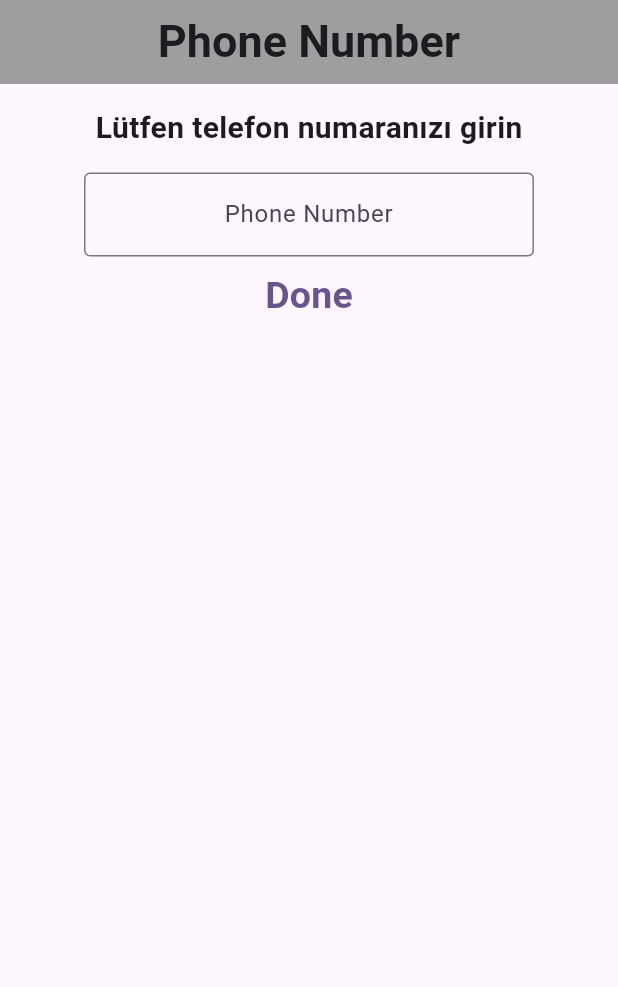
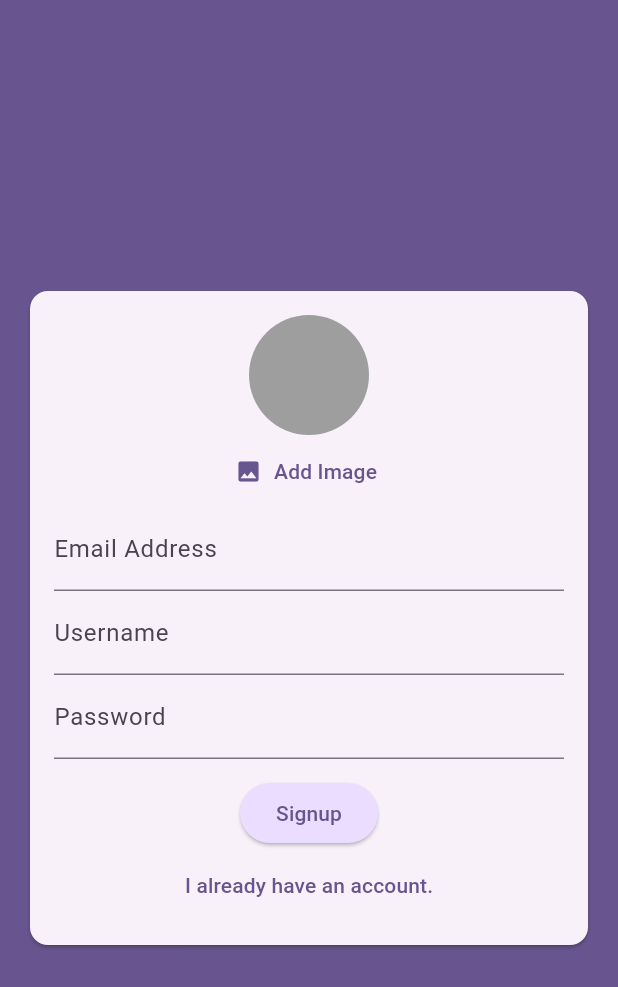
Before and after one commit to EgemenArda/whatsapp, a Flutter app: the screen it shows after launch, on a phone screen of 412 x 824 dp. Shown: the top 987 px of the screen. Run offline on Flutter 3.47's test engine with Material 2 defaults, Android fonts, the phone set to English and light mode, and no system bars; our stand-ins replace firebase_auth, firebase_core, image_picker; accounts and stored records are empty.

Commit message:
register page added

```diff
--- a/lib/main.dart
+++ b/lib/main.dart
@@ -4,6 +4,7 @@ import 'package:provider/provider.dart';
 import 'package:whatsapp/firebase_options.dart';
 import 'package:whatsapp/providers/AuthProvider.dart';
 import 'package:whatsapp/screens/LoginScreen.dart';
+import 'package:whatsapp/screens/RegisterScreen.dart';
 
 void main() async {
   WidgetsFlutterBinding.ensureInitialized();
@@ -31,7 +32,7 @@ class MyApp extends StatelessWidget {
         colorScheme: ColorScheme.fromSeed(seedColor: Colors.deepPurple),
         useMaterial3: true,
       ),
-      home: LoginScreen(),
+      home: AuthScreen(),
     );
   }
 }
--- a/lib/providers/AuthProvider.dart
+++ b/lib/providers/AuthProvider.dart
@@ -1,10 +1,18 @@
+import 'dart:io';
+
 import 'package:firebase_auth/firebase_auth.dart';
 import 'package:flutter/material.dart';
 
 class AuthProvider extends ChangeNotifier {
   final _firebase = FirebaseAuth.instance;
   TextEditingController phoneController = TextEditingController();
-
+  final formKey = GlobalKey<FormState>();
+  var isLogin = true;
+  var isAuthenticating = false;
+  var enteredEmail = '';
+  var enteredPassword = '';
+  var enteredUsername = '';
+  File? selectedImage;
   void verifyNumber() async {
     final userCredential = await _firebase.verifyPhoneNumber(
       phoneNumber: phoneController.text,
--- a/lib/screens/LoginScreen.dart
+++ b/lib/screens/LoginScreen.dart
@@ -1,92 +1,92 @@
-import 'package:flutter/material.dart';
-import 'package:flutter/services.dart';
-import 'package:flutter_multi_formatter/flutter_multi_formatter.dart';
-import 'package:provider/provider.dart';
-import 'package:whatsapp/providers/AuthProvider.dart';
-import 'package:whatsapp/screens/VerificationScreen.dart';
+// import 'package:flutter/material.dart';
+// import 'package:flutter/services.dart';
+// import 'package:flutter_multi_formatter/flutter_multi_formatter.dart';
+// import 'package:provider/provider.dart';
+// import 'package:whatsapp/providers/AuthProvider.dart';
+// import 'package:whatsapp/screens/VerificationScreen.dart';
 
-class LoginScreen extends StatefulWidget {
-  const LoginScreen({super.key});
+// class LoginScreen extends StatefulWidget {
+//   const LoginScreen({super.key});
 
-  @override
-  State<LoginScreen> createState() => _LoginScreenState();
-}
+//   @override
+//   State<LoginScreen> createState() => _LoginScreenState();
+// }
 
-class _LoginScreenState extends State<LoginScreen> {
-  @override
-  Widget build(BuildContext context) {
-    return Scaffold(
-      appBar: AppBar(
-        backgroundColor: Colors.grey,
-        centerTitle: true,
-        leading: null,
-        title: const Text(
-          'Phone Number',
-          style: TextStyle(
-            fontWeight: FontWeight.bold,
-            fontSize: 30,
-          ),
-        ),
-      ),
-      body: Consumer<AuthProvider>(builder: (context, provider, child) {
-        return Center(
-          child: Column(
-            mainAxisAlignment: MainAxisAlignment.start,
-            children: [
-              const SizedBox(height: 15),
-              const Text(
-                'Lütfen telefon numaranızı girin',
-                style: TextStyle(
-                  fontSize: 20,
-                  fontWeight: FontWeight.bold,
-                ),
-              ),
-              const SizedBox(height: 15),
-              SizedBox(
-                width: 300,
-                child: TextFormField(
-                  autovalidateMode: AutovalidateMode.onUserInteraction,
-                  controller: provider.phoneController,
-                  autocorrect: false,
-                  inputFormatters: <TextInputFormatter>[
-                    FilteringTextInputFormatter.digitsOnly,
-                    PhoneInputFormatter(),
-                  ],
-                  keyboardType: TextInputType.phone,
-                  validator: (value) {
-                    if (value == null || value.trim().length != 16) {
-                      return 'Please enter a valid phone number';
-                    }
-                    return null;
-                  },
-                  textCapitalization: TextCapitalization.none,
-                  textAlign: TextAlign.center,
-                  decoration: const InputDecoration(
-                    hintText: 'Phone Number',
-                    border: OutlineInputBorder(),
-                  ),
-                ),
-              ),
-              TextButton(
-                onPressed: () {
-                  provider.verifyNumber();
-                  // if (provider.phoneController.text.length == 16) {
-                  //   Navigator.of(context).push(MaterialPageRoute(
-                  //       builder: (context) => const VerificationScreen()));
-                  // }
-                },
-                child: const Text(
-                  'Done',
-                  style: TextStyle(
-                    fontSize: 25,
-                    fontWeight: FontWeight.bold,
-                  ),
-                ),
-              )
-            ],
-          ),
-        );
-      }),
-    );
-  }
-}
+// class _LoginScreenState extends State<LoginScreen> {
+//   @override
+//   Widget build(BuildContext context) {
+//     return Scaffold(
+//       appBar: AppBar(
+//         backgroundColor: Colors.grey,
+//         centerTitle: true,
+//         leading: null,
+//         title: const Text(
+//           'Phone Number',
+//           style: TextStyle(
+//             fontWeight: FontWeight.bold,
+//             fontSize: 30,
+//           ),
+//         ),
+//       ),
+//       body: Consumer<AuthProvider>(builder: (context, provider, child) {
+//         return Center(
+//           child: Column(
+//             mainAxisAlignment: MainAxisAlignment.start,
+//             children: [
+//               const SizedBox(height: 15),
+//               const Text(
+//                 'Lütfen telefon numaranızı girin',
+//                 style: TextStyle(
+//                   fontSize: 20,
+//                   fontWeight: FontWeight.bold,
+//                 ),
+//               ),
+//               const SizedBox(height: 15),
+//               SizedBox(
+//                 width: 300,
+//                 child: TextFormField(
+//                   autovalidateMode: AutovalidateMode.onUserInteraction,
+//                   controller: provider.phoneController,
+//                   autocorrect: false,
+//                   inputFormatters: <TextInputFormatter>[
+//                     FilteringTextInputFormatter.digitsOnly,
+//                     PhoneInputFormatter(),
+//                   ],
+//                   keyboardType: TextInputType.phone,
+//                   validator: (value) {
+//                     if (value == null || value.trim().length != 16) {
+//                       return 'Please enter a valid phone number';
+//                     }
+//                     return null;
+//                   },
+//                   textCapitalization: TextCapitalization.none,
+//                   textAlign: TextAlign.center,
+//                   decoration: const InputDecoration(
+//                     hintText: 'Phone Number',
+//                     border: OutlineInputBorder(),
+//                   ),
+//                 ),
+//               ),
+//               TextButton(
+//                 onPressed: () {
+//                   provider.verifyNumber();
+//                   // if (provider.phoneController.text.length == 16) {
+//                   //   Navigator.of(context).push(MaterialPageRoute(
+//                   //       builder: (context) => const VerificationScreen()));
+//                   // }
+//                 },
+//                 child: const Text(
+//                   'Done',
+//                   style: TextStyle(
+//                     fontSize: 25,
+//                     fontWeight: FontWeight.bold,
+//                   ),
+//                 ),
+//               )
+//             ],
+//           ),
+//         );
+//       }),
+//     );
+//   }
+// }
--- /dev/null
+++ b/lib/screens/RegisterScreen.dart
@@ -0,0 +1,130 @@
+import 'dart:io';
+
+import 'package:flutter/cupertino.dart';
+import 'package:flutter/material.dart';
+import 'package:firebase_auth/firebase_auth.dart';
+import 'package:provider/provider.dart';
+import 'package:whatsapp/providers/AuthProvider.dart';
+import 'package:whatsapp/screens/widgets/user_image_picker.dart';
+
+final _firebase = FirebaseAuth.instance;
+
+class AuthScreen extends StatefulWidget {
+  const AuthScreen({super.key});
+
+  @override
+  State<AuthScreen> createState() => _AuthScreenState();
+}
+
+class _AuthScreenState extends State<AuthScreen> {
+  @override
+  Widget build(BuildContext context) {
+    return Scaffold(
+      backgroundColor: Theme.of(context).colorScheme.primary,
+      body: Consumer<AuthProvider>(
+        builder: (context, provider, child) {
+          return Center(
+            child: SingleChildScrollView(
+              child: Column(
+                mainAxisAlignment: MainAxisAlignment.center,
+                children: [
+                  Card(
+                    margin: const EdgeInsets.all(20),
+                    child: SingleChildScrollView(
+                      child: Padding(
+                        padding: const EdgeInsets.all(16),
+                        child: Form(
+                          key: provider.formKey,
+                          child: Column(
+                            mainAxisSize: MainAxisSize.min,
+                            children: [
+                              UserImagePicker(
+                                onPickImage: (File pickedImage) {
+                                  provider.selectedImage = pickedImage;
+                                },
+                              ),
+                              TextFormField(
+                                decoration: const InputDecoration(
+                                  labelText: 'Email Address',
+                                ),
+                                keyboardType: TextInputType.emailAddress,
+                                autocorrect: false,
+                                textCapitalization: TextCapitalization.none,
+                                validator: (value) {
+                                  if (value == null ||
+                                      value.trim().isEmpty ||
+                                      !value.contains('@')) {
+                                    return 'Please enter a valid email address.';
+                                  }
+                                  return null;
+                                },
+                                onSaved: (value) {
+                                  provider.enteredEmail = value!;
+                                },
+                              ),
+                              TextFormField(
+                                validator: (value) {
+                                  if (value == null ||
+                                      value.isEmpty ||
+                                      value.trim().length < 4) {
+                                    return 'Please enter at least 4 characters';
+                                  }
+                                },
+                                decoration: const InputDecoration(
+                                  labelText: "Username",
+                                ),
+                                enableSuggestions: false,
+                                onSaved: (value) {
+                                  provider.enteredUsername = value!;
+                                },
+                              ),
+                              TextFormField(
+                                decoration: const InputDecoration(
+                                  labelText: 'Password',
+                                ),
+                                obscureText: true,
+                                validator: (value) {
+                                  if (value == null ||
+                                      value.trim().length < 6) {
+                                    return 'Password must be at least 6 characters long.';
+                                  }
+                                  return null;
+                                },
+                                onSaved: (value) {
+                                  provider.enteredPassword = value!;
+                                },
+                              ),
+                              const SizedBox(height: 12),
+                              if (provider.isAuthenticating)
+                                const CircularProgressIndicator(),
+                              if (!provider.isAuthenticating)
+                                ElevatedButton(
+                                  onPressed: () {},
+                                  style: ElevatedButton.styleFrom(
+                                      backgroundColor: Theme.of(context)
+                                          .colorScheme
+                                          .primaryContainer),
+                                  child: Text("Signup"),
+                                ),
+                              if (!provider.isAuthenticating)
+                                TextButton(
+                                  onPressed: () {},
+                                  child: Text(
+                                    "I already have an account.",
+                                  ),
+                                ),
+                            ],
+                          ),
+                        ),
+                      ),
+                    ),
+                  )
+                ],
+              ),
+            ),
+          );
+        },
+      ),
+    );
+  }
+}
--- /dev/null
+++ b/lib/screens/widgets/user_image_picker.dart
@@ -0,0 +1,54 @@
+import 'dart:io';
+
+import 'package:flutter/material.dart';
+import 'package:image_picker/image_picker.dart';
+
+class UserImagePicker extends StatefulWidget {
+  const UserImagePicker({super.key, required this.onPickImage});
+
+  final void Function(File pickedImage) onPickImage;
+
+  @override
+  State<UserImagePicker> createState() => _UserImagePickerState();
+}
+
+class _UserImagePickerState extends State<UserImagePicker> {
+  File? _pickedImageFile;
+
+  void _pickImage() async {
+    final pickedImage = await ImagePicker().pickImage(
+      source: ImageSource.camera,
+      imageQuality: 50,
+      maxWidth: 150,
+    );
+    if (pickedImage == null) {
+      return;
+    }
+    setState(() {
+      _pickedImageFile = File(pickedImage.path);
+    });
+
+    widget.onPickImage(_pickedImageFile!);
+  }
+
+  @override
+  Widget build(BuildContext context) {
+    return Column(
+      children: [
+        CircleAvatar(
+          radius: 40,
+          backgroundColor: Colors.grey,
+          foregroundImage:
+              _pickedImageFile != null ? FileImage(_pickedImageFile!) : null,
+        ),
+        TextButton.icon(
+            onPressed: _pickImage,
+            icon: const Icon(Icons.image),
+            label: Text(
+              "Add Image",
+              style: TextStyle(color: Theme.of(context).primaryColor),
+            ))
+      ],
+    );
+  }
+}
--- a/pubspec.yaml
+++ b/pubspec.yaml
@@ -39,6 +39,8 @@ dependencies:
   firebase_auth: ^4.7.2
   kartal: ^3.2.0
   provider: ^6.0.5
+  image_picker: ^1.0.2
+  firebase_core: ^2.15.0
 
 dev_dependencies:
   flutter_test:
```
Also changed, not shown: lib/screens/VerificationScreen.dart (deleted, +0 -34 lines), pubspec.lock, 5 other files.
